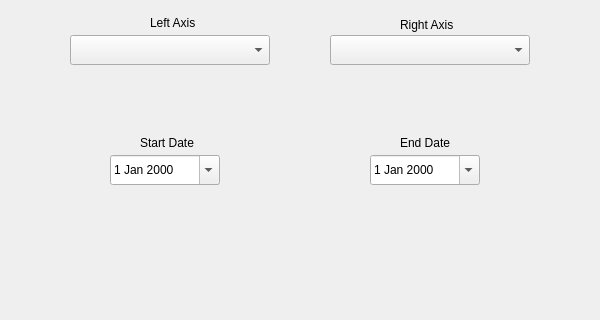
ncerdan/Wall-Witness, file ui/mainWindow.ui: the form before one commit; both pictures show x 0 to 600 and y 134 to 454 of the 600 by 700 pixel window.
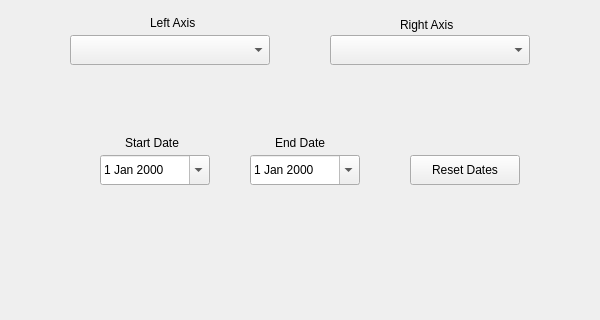
The form after the commit. Custom widgets are drawn as their Qt base class.

Commit message: added reset dates button to main window UI and created a reset function of handle its signal

Patch:
```diff
--- a/ui/mainWindow.ui
+++ b/ui/mainWindow.ui
@@ -116,7 +116,7 @@
    <widget class="QDateEdit" name="startDateEdit">
     <property name="geometry">
      <rect>
-      <x>110</x>
+      <x>100</x>
       <y>270</y>
       <width>110</width>
       <height>30</height>
@@ -129,7 +129,7 @@
    <widget class="QDateEdit" name="endDateEdit">
     <property name="geometry">
      <rect>
-      <x>370</x>
+      <x>250</x>
       <y>270</y>
       <width>110</width>
       <height>30</height>
@@ -142,7 +142,7 @@
    <widget class="QLabel" name="startLabel">
     <property name="geometry">
      <rect>
-      <x>140</x>
+      <x>125</x>
       <y>250</y>
       <width>61</width>
       <height>16</height>
@@ -155,7 +155,7 @@
    <widget class="QLabel" name="startLabel_2">
     <property name="geometry">
      <rect>
-      <x>400</x>
+      <x>275</x>
       <y>250</y>
       <width>61</width>
       <height>16</height>
@@ -165,6 +165,19 @@
      <string>End Date</string>
     </property>
    </widget>
+   <widget class="QPushButton" name="resetBtn">
+    <property name="geometry">
+     <rect>
+      <x>410</x>
+      <y>270</y>
+      <width>110</width>
+      <height>30</height>
+     </rect>
+    </property>
+    <property name="text">
+     <string>Reset Dates</string>
+    </property>
+   </widget>
   </widget>
   <widget class="QMenuBar" name="menubar">
    <property name="geometry">
```
Left out of the diff: 4 changed lines with no effect on the pictures. The commit also changes 1 other file.
